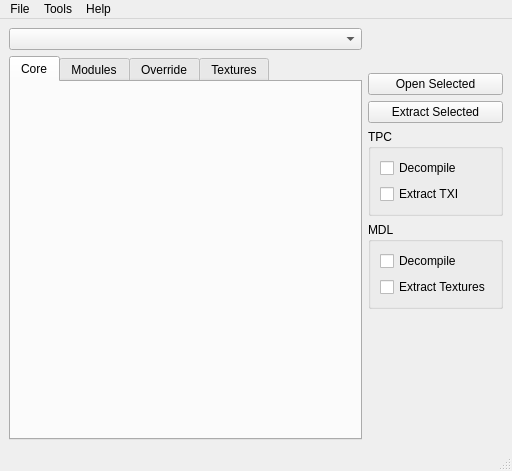
vrifftech/HolocronToolset, file src/ui/windows/main.ui: the form before one commit.
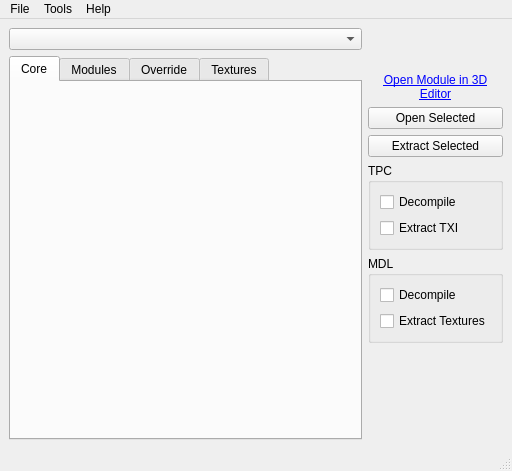
The form after the commit. Icons and pictures are not drawn. Custom widgets are drawn as their Qt base class.

Commit message: adding 3d module open dialogue, updating copyright

What changed in the file:
```diff
--- a/src/ui/windows/main.ui
+++ b/src/ui/windows/main.ui
@@ -159,6 +159,22 @@
          <property name="bottomMargin">
           <number>0</number>
          </property>
+         <item>
+          <widget class="QLabel" name="openModule3dLink">
+           <property name="visible">
+            <bool>false</bool>
+           </property>
+           <property name="text">
+            <string>&lt;a href="module-3d"&gt;Open Module in 3D Editor&lt;/a&gt;</string>
+           </property>
+           <property name="alignment">
+            <set>Qt::AlignCenter</set>
+           </property>
+           <property name="wordWrap">
+            <bool>true</bool>
+           </property>
+          </widget>
+         </item>
          <item>
           <widget class="QPushButton" name="openButton">
            <property name="text">
```
The commit also changes 9 other files.
